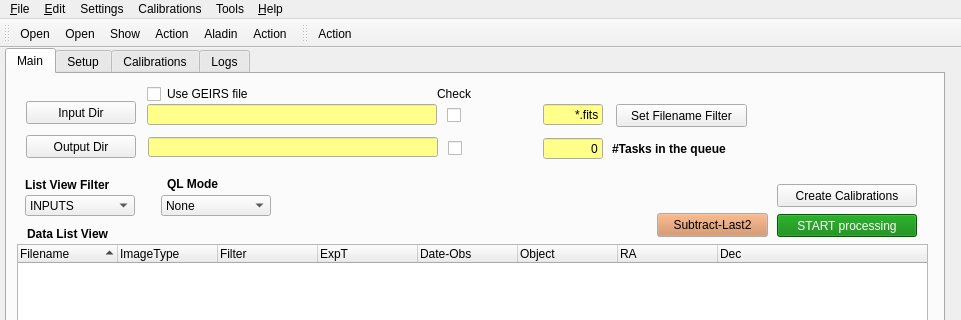
Before: the Qt Designer form QL4/panicQL.ui in ppmim/PAPI, drawn with Qt 5; both pictures show x 0 to 961 and y 0 to 320 of the 961 by 729 pixel window.
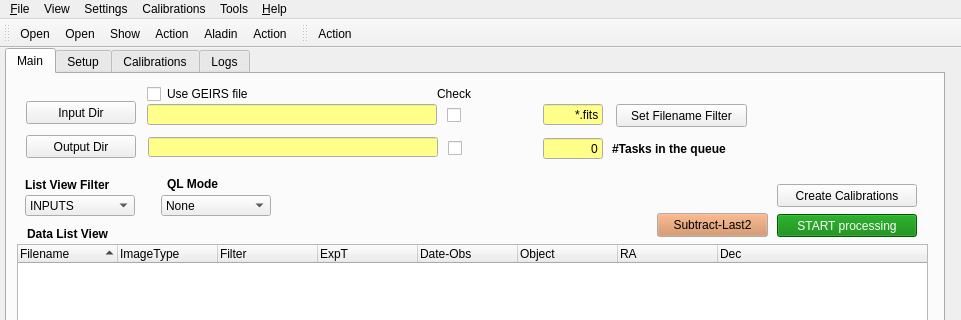
After: the same form once the commit is applied. Icons and pictures are not drawn.

```diff
--- a/QL4/panicQL.ui
+++ b/QL4/panicQL.ui
@@ -2650,9 +2650,9 @@
     <addaction name="separator"/>
     <addaction name="fileExitAction"/>
    </widget>
-   <widget class="QMenu" name="editMenu">
+   <widget class="QMenu" name="viewMenu">
     <property name="title">
-     <string>&amp;Edit</string>
+     <string>View</string>
     </property>
     <addaction name="editUndoAction"/>
     <addaction name="editRedoAction"/>
@@ -2693,7 +2693,7 @@
     <addaction name="actionAbout"/>
    </widget>
    <addaction name="fileMenu"/>
-   <addaction name="editMenu"/>
+   <addaction name="viewMenu"/>
    <addaction name="Settings"/>
    <addaction name="Calibrations"/>
    <addaction name="Tools"/>
```
Left out of the diff: 120 changed lines with no effect on the pictures.
